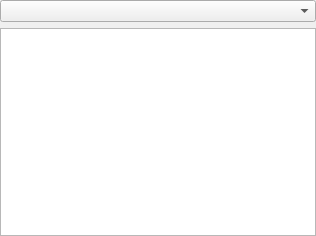
This is src/corelayers/soundthemeselector/soundthemeselector.ui in euroelessar/qutim as Qt 5 draws it before an edit. The edited form follows.
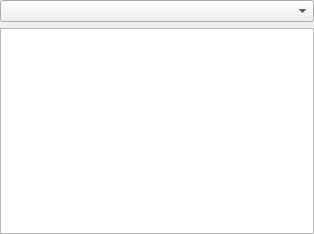
This is the edited form.

Commit message: More userfriendly sound theme preview

Patch:
```diff
--- a/src/corelayers/soundthemeselector/soundthemeselector.ui
+++ b/src/corelayers/soundthemeselector/soundthemeselector.ui
@@ -6,8 +6,8 @@
    <rect>
     <x>0</x>
     <y>0</y>
-    <width>316</width>
-    <height>236</height>
+    <width>314</width>
+    <height>234</height>
    </rect>
   </property>
   <property name="windowTitle">
@@ -23,7 +23,7 @@
    <item row="1" column="0">
     <widget class="QTreeView" name="treeView">
      <property name="alternatingRowColors">
-      <bool>true</bool>
+      <bool>false</bool>
      </property>
      <property name="iconSize">
       <size>
@@ -37,6 +37,9 @@
      <property name="rootIsDecorated">
       <bool>false</bool>
      </property>
+     <attribute name="headerStretchLastSection">
+      <bool>false</bool>
+     </attribute>
     </widget>
    </item>
   </layout>
```
The commit also changes 1 other file.
